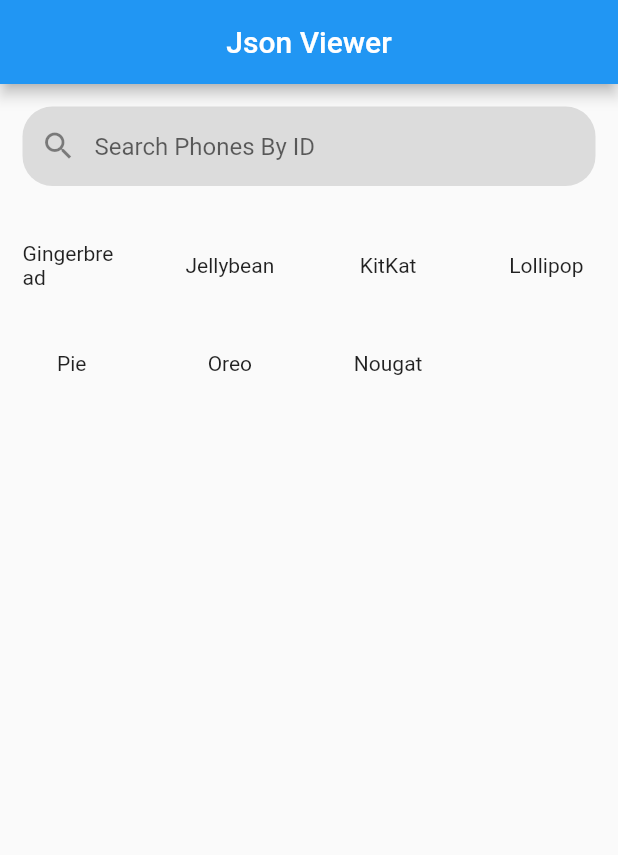
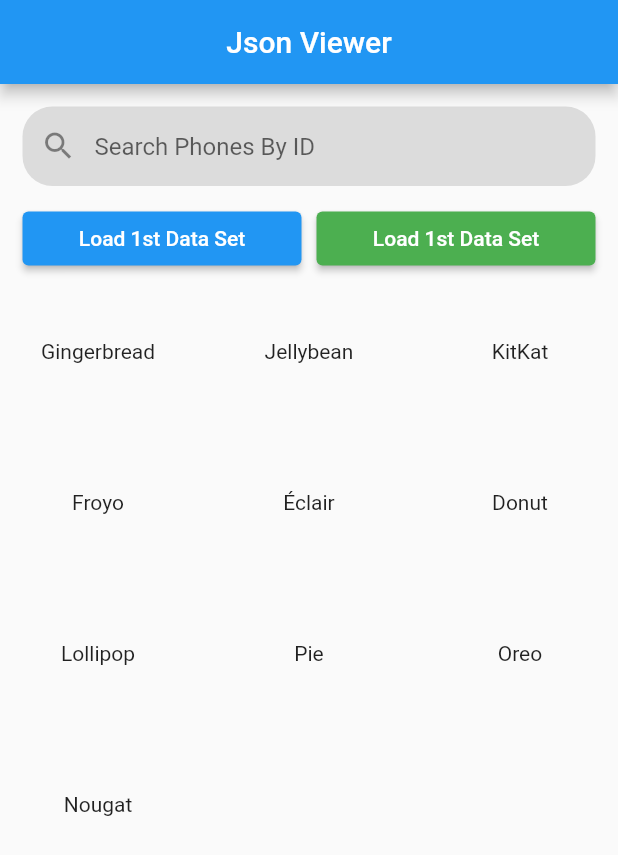
Before and after one commit to abdulawalarif/json_parsing, a Flutter app: the screen it shows after launch, on a phone screen of 412 x 824 dp. Shown: the top 855 px of the screen. Run offline on Flutter 3.47's test engine with Material 2 defaults, Android fonts, the phone set to English and light mode, and no system bars.

Commit message:
send data set is working

```diff
--- a/lib/home_screen.dart
+++ b/lib/home_screen.dart
@@ -92,7 +92,8 @@ class _HomeScreenState extends State<HomeScreen> {
   @override
   void initState() {
     _textEditingController = TextEditingController();
-    getAndroidVersions(StaticVariables.datasetOne);
+    //getAndroidVersions(StaticVariables.datasetOne);
+    getAndroidVersions(StaticVariables.datasetTwo);
     super.initState();
   }
 
@@ -136,13 +137,41 @@ class _HomeScreenState extends State<HomeScreen> {
               ),
             ),
             SizedBox(
-              height: 20,
+              height: 10,
+            ),
+            SizedBox(
+              height: 50,
+              width: MediaQuery.of(context).size.width,
+              child: Row(
+                children: <Widget>[
+                  Expanded(
+                      child: ElevatedButton(
+                          onPressed: () {},
+                          style: TextButton.styleFrom(
+                              backgroundColor: Colors.blue),
+                          child: Text(
+                            "Load 1st Data Set",
+                            style: TextStyle(color: Colors.white),
+                          ))),
+                  SizedBox(
+                    width: 10,
+                  ),
+                  Expanded(
+                    child: ElevatedButton(
+                      onPressed: () {},
+                      style:
+                          TextButton.styleFrom(backgroundColor: Colors.green),
+                      child: Text("Load 1st Data Set"),
+                    ),
+                  ),
+                ],
+              ),
             ),
             Expanded(
               child: GridView.builder(
                 gridDelegate: SliverGridDelegateWithFixedCrossAxisCount(
                   crossAxisSpacing: 40,
-                  crossAxisCount: 4,
+                  crossAxisCount: 3,
                 ),
                 shrinkWrap: true,
                 itemCount: _textEditingController!.text.isNotEmpty
--- a/lib/main.dart
+++ b/lib/main.dart
@@ -1,5 +1,5 @@
 import 'package:flutter/material.dart';
-import 'package:json_parsing/test_search_functionality.dart';
+import 'package:json_parsing/test__function.dart';
 
 import 'home_screen.dart';
 
```
Also changed, not shown: lib/test__function.dart (renamed from lib/test_search_functionality.dart).
